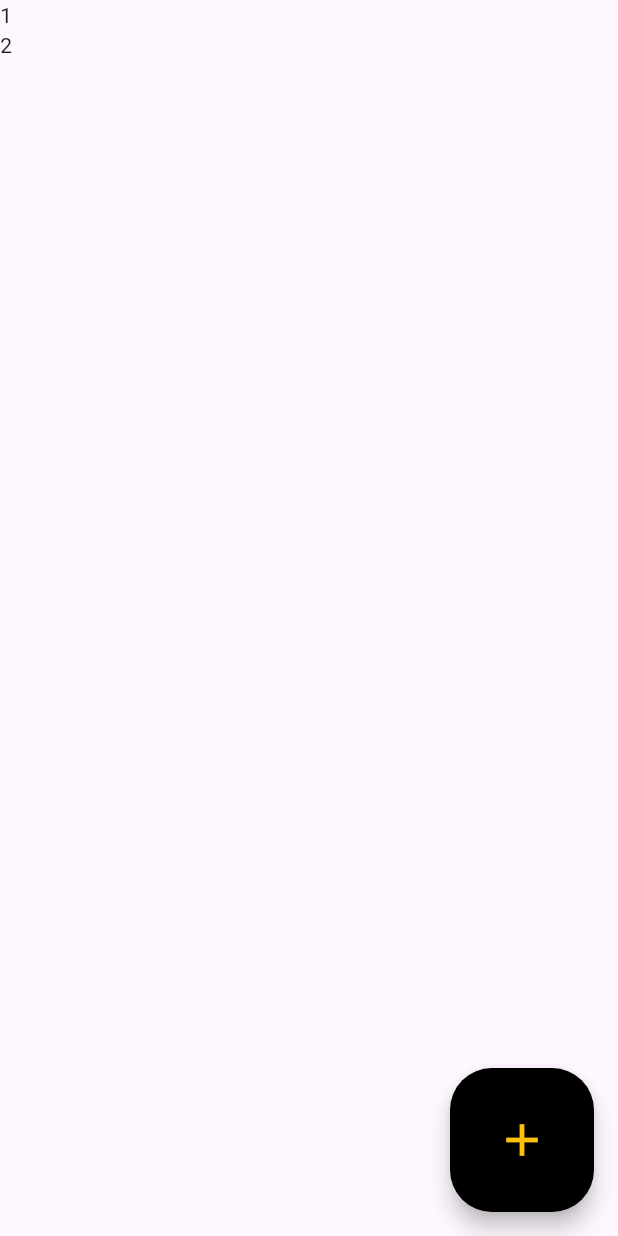
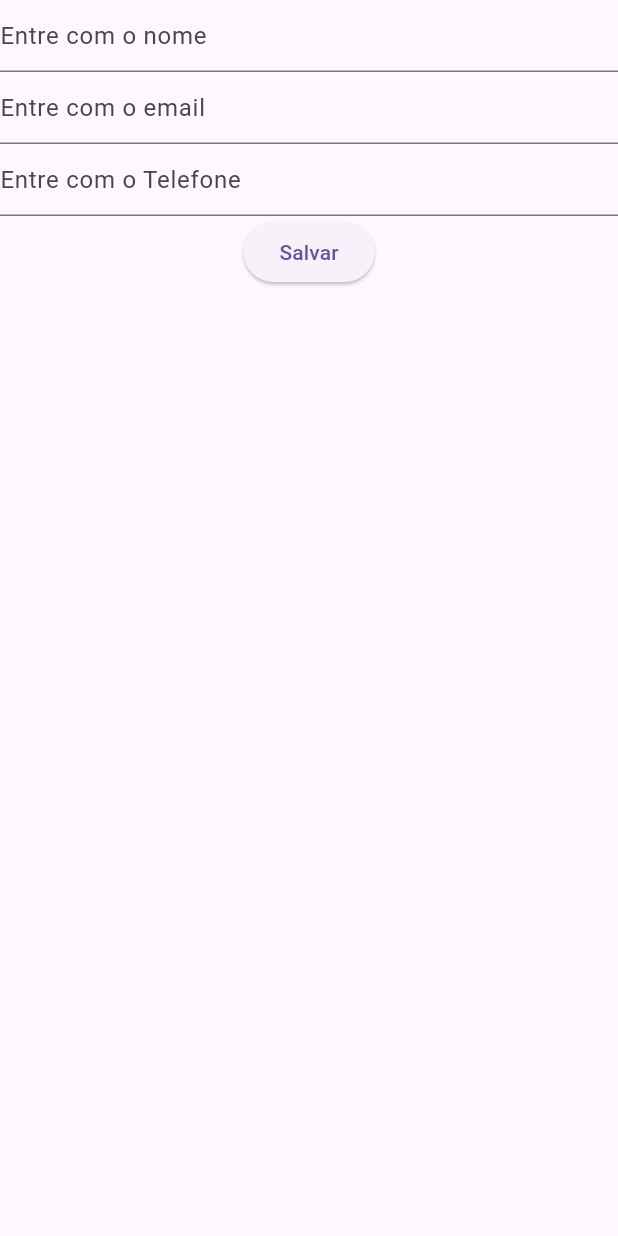
Before and after one commit to ValdsonTenorio/prova_p1_2024, a Flutter app: the screen it shows after launch, after a tap on the "add" icon, on a phone screen of 412 x 824 dp. Run offline on Flutter 3.47's test engine with Material 3 defaults, Android fonts, the phone set to English and light mode, and no system bars.

Commit message:
criado tela cadastro e refatoramento

```diff
--- /dev/null
+++ b/lib/cadastro.dart
@@ -0,0 +1,33 @@
+import 'package:flutter/material.dart';
+
+class Cadastro extends StatelessWidget {
+  @override
+  Widget build(BuildContext context) {
+    TextEditingController nomeController = TextEditingController();
+    TextEditingController emailController = TextEditingController();
+    TextEditingController telefoneController = TextEditingController();
+    return Scaffold(
+      body: Column(
+        children: [
+          TextField(
+            decoration: const InputDecoration(hintText: 'Entre com o nome'),
+            controller: nomeController,
+          ),
+          TextField(
+            decoration: const InputDecoration(hintText: 'Entre com o email'),
+            controller: emailController,
+          ),
+          TextField(
+            decoration: const InputDecoration(hintText: 'Entre com o Telefone'),
+            controller: telefoneController,
+          ),
+          ElevatedButton(
+              onPressed: () {
+                Navigator.pop(context);
+              },
+              child: const Text('Salvar'))
+        ],
+      ),
+    );
+  }
+}
--- /dev/null
+++ b/lib/controle/pessoaController.dart
@@ -0,0 +1,17 @@
+import 'package:novo_projeto/entidade/pessoa.dart';
+import 'package:novo_projeto/repositorio/Dao.dart';
+
+class PessoaController {
+  Dao _dao = Dao();
+  salvar(Pessoa p) {
+    _dao.add(p);
+  }
+
+  remover(Pessoa p) {
+    _dao.remove(p);
+  }
+
+  List listar() {
+    return _dao.dados;
+  }
+}
--- a/lib/entidade/pessoa.dart
+++ b/lib/entidade/pessoa.dart
@@ -1,4 +1,6 @@
 import 'dart:io';
+
+import 'package:novo_projeto/repositorio/Dao.dart';
 
 class Pessoa {
   String _nome;
--- /dev/null
+++ b/lib/listagem.dart
@@ -0,0 +1,27 @@
+import 'package:flutter/material.dart';
+import 'package:novo_projeto/cadastro.dart';
+
+class Listagem extends StatefulWidget {
+  @override
+  State<StatefulWidget> createState() {
+    return _Listagem();
+  }
+}
+
+class _Listagem extends State<Listagem> {
+  @override
+  Widget build(BuildContext context) {
+    return Scaffold(
+      body: ListView(
+        children: [Text('1'), Text('2')],
+      ),
+      floatingActionButton: FloatingActionButton(
+        onPressed: () {
+          Navigator.push(
+              context, MaterialPageRoute(builder: (context) => Cadastro()));
+        },
+        child: Icon(Icons.add),
+      ),
+    );
+  }
+}
--- a/lib/main.dart
+++ b/lib/main.dart
@@ -1,4 +1,5 @@
 import 'package:flutter/material.dart';
+import 'package:novo_projeto/listagem.dart';
 
 void main(List<String> args) {
   runApp(App());
@@ -15,18 +16,7 @@ class _App extends State<App> {
   @override
   Widget build(BuildContext context) {
     return MaterialApp(
-      home: Scaffold(
-        body: ListView(
-          children: [Text('1'), Text('2')],
-        ),
-        floatingActionButton: FloatingActionButton.large(
-            foregroundColor: Colors.amber,
-            backgroundColor: Colors.black,
-            child: const Icon(Icons.add),
-            onPressed: () {
-              setState(() {});
-            }),
-      ),
+      home: Listagem(),
     );
   }
 }
```
